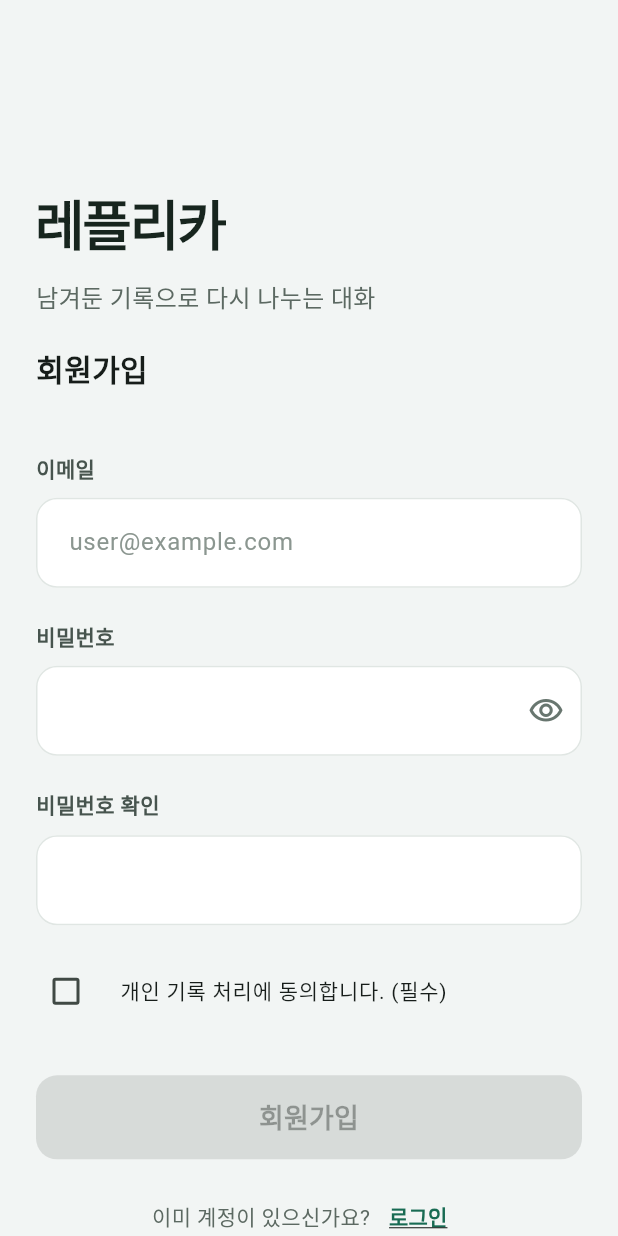
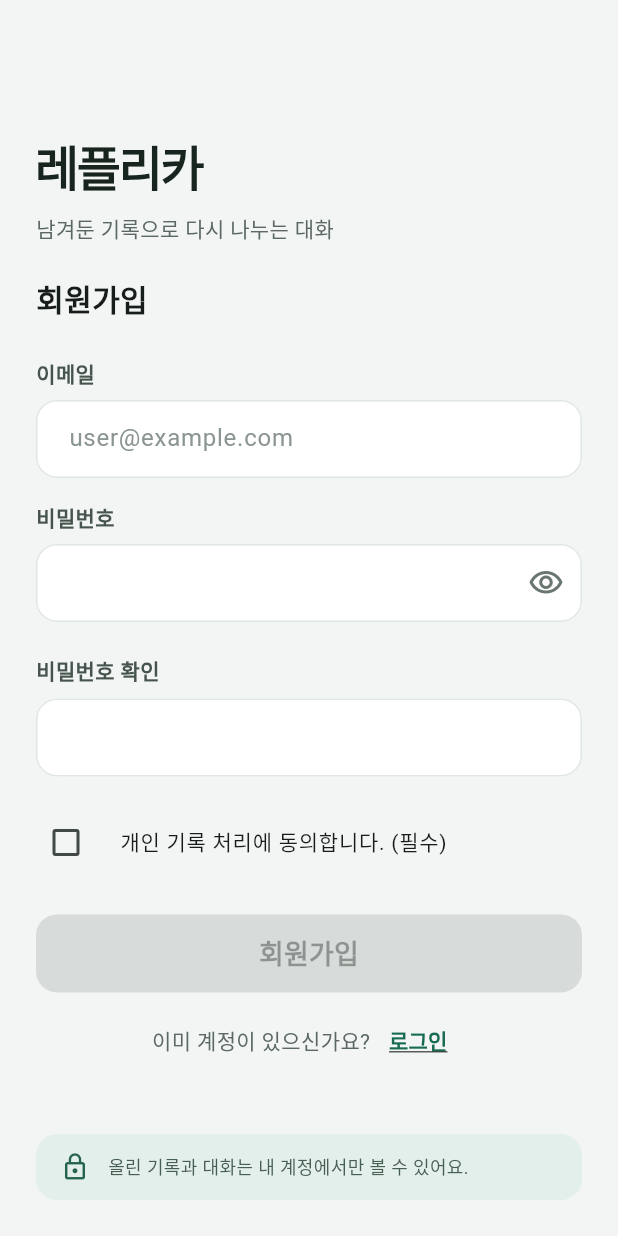
Before and after one commit to Aurelia-aurity/Replica, a Flutter app: the screen it shows after launch, after a tap on "회원가입", on a phone screen of 412 x 824 dp. Run offline on Flutter 3.47's test engine with Material 3 defaults, Android fonts, the phone set to English and light mode, and no system bars; our stand-ins replace supabase_flutter; accounts and stored records are empty.

Commit message:
fix: refine login screen spacing and remove preview help

```diff
--- a/mobile/lib/auth/auth_screen.dart
+++ b/mobile/lib/auth/auth_screen.dart
@@ -106,22 +106,6 @@ class _AuthScreenState extends State<AuthScreen> {
     }
   }
 
-  void _previewHelp() => showDialog<void>(
-    context: context,
-    builder: (context) => AlertDialog(
-      title: const Text('화면 미리보기'),
-      content: const Text(
-        '실제 인증·계정 생성·메일 발송·기록 저장은 하지 않습니다.\n\n시험 계정\npreview.a@example.com\npreview.b@example.com\n\n비밀번호: Replica123!',
-      ),
-      actions: [
-        TextButton(
-          onPressed: () => Navigator.of(context).pop(),
-          child: const Text('확인'),
-        ),
-      ],
-    ),
-  );
-
   InputDecoration _decoration({String? hint, Widget? suffix}) =>
       InputDecoration(
         hintText: hint,
@@ -130,7 +114,7 @@ class _AuthScreenState extends State<AuthScreen> {
         fillColor: Colors.white,
         contentPadding: const EdgeInsets.symmetric(
           horizontal: 18,
-          vertical: 18,
+          vertical: 14,
         ),
         suffixIcon: suffix,
         border: OutlineInputBorder(
@@ -149,7 +133,7 @@ class _AuthScreenState extends State<AuthScreen> {
       );
 
   Widget _label(String text) => Padding(
-    padding: const EdgeInsets.only(bottom: 10),
+    padding: const EdgeInsets.only(bottom: 8),
     child: Text(
       text,
       style: const TextStyle(
@@ -175,25 +159,25 @@ class _AuthScreenState extends State<AuthScreen> {
       child: LayoutBuilder(
         builder: (context, viewport) {
           final keyboardOpen = MediaQuery.viewInsetsOf(context).bottom > 0;
+          final compact = viewport.maxHeight < 720;
+          final padding = compact ? 16.0 : 24.0;
+          final gapUnit = compact ? 6.0 : 12.0;
           return Center(
             child: ConstrainedBox(
               constraints: const BoxConstraints(maxWidth: 440),
               child: SingleChildScrollView(
                 keyboardDismissBehavior:
                     ScrollViewKeyboardDismissBehavior.onDrag,
-                padding: const EdgeInsets.all(24),
+                padding: EdgeInsets.all(padding),
                 child: ConstrainedBox(
                   constraints: BoxConstraints(
-                    minHeight: (viewport.maxHeight - 48).clamp(
+                    minHeight: (viewport.maxHeight - padding * 2).clamp(
                       0,
                       double.infinity,
                     ),
                   ),
-                  child: Column(
-                    mainAxisAlignment: MainAxisAlignment.spaceBetween,
-                    crossAxisAlignment: CrossAxisAlignment.stretch,
-                    children: [
-                      Form(
+                  child: IntrinsicHeight(
+                    child: Form(
                       key: _form,
                       child: AutofillGroup(
                         child: Column(
@@ -201,23 +185,25 @@ class _AuthScreenState extends State<AuthScreen> {
                           children: [
                             SizedBox(
                               height: keyboardOpen
-                                    ? 12
-                                    : (viewport.maxHeight * .12).clamp(24, 110),
+                                  ? 8
+                                  : compact
+                                  ? 8
+                                  : (viewport.maxHeight * .08).clamp(16, 64),
                             ),
                             const Text(
                               '레플리카',
                               style: TextStyle(
-                                  fontSize: 36,
+                                fontSize: 32,
                                 fontWeight: FontWeight.w800,
                                 color: Color(0xFF17251E),
                                 letterSpacing: -1.5,
                               ),
                             ),
-                              const SizedBox(height: 12),
+                            const SizedBox(height: 8),
                             const Text(
                               '남겨둔 기록으로 다시 나누는 대화',
                               style: TextStyle(
-                                  fontSize: 16,
+                                fontSize: 14,
                                 height: 1.5,
                                 color: Color(0xFF5C6962),
                               ),
@@ -232,7 +218,8 @@ class _AuthScreenState extends State<AuthScreen> {
                                 ),
                               ),
                             ],
-                              const SizedBox(height: 42),
+                            SizedBox(height: gapUnit * 2),
+                            const Spacer(flex: 2),
                             _label('이메일'),
                             TextFormField(
                               key: const ValueKey('auth-email'),
@@ -245,9 +232,7 @@ class _AuthScreenState extends State<AuthScreen> {
                               autovalidateMode:
                                   AutovalidateMode.onUserInteraction,
                               forceErrorText: _emailServerError,
-                                decoration: _decoration(
-                                  hint: 'user@example.com',
-                                ),
+                              decoration: _decoration(hint: 'user@example.com'),
                               onChanged: (_) => setState(() {
                                 _emailServerError = null;
                                 _error = null;
@@ -269,7 +254,7 @@ class _AuthScreenState extends State<AuthScreen> {
                                   child: const Text('로그인으로 전환'),
                                 ),
                               ),
-                              const SizedBox(height: 22),
+                            const SizedBox(height: 16),
                             _label('비밀번호'),
                             TextFormField(
                               key: const ValueKey('auth-password'),
@@ -365,9 +350,7 @@ class _AuthScreenState extends State<AuthScreen> {
                                 child: Text(
                                   error,
                                   style: TextStyle(
-                                      color: Theme.of(context)
-                                          .colorScheme
-                                          .error,
+                                    color: Theme.of(context).colorScheme.error,
                                     height: 1.5,
                                   ),
                                 ),
@@ -393,14 +376,14 @@ class _AuthScreenState extends State<AuthScreen> {
                               const SizedBox(height: 18),
                               const Text('인증 서비스 연결을 준비 중이에요.'),
                             ],
-                              const SizedBox(height: 28),
+                            const SizedBox(height: 20),
                             FilledButton(
                               key: const ValueKey('auth-submit'),
                               onPressed: _canSubmit ? _submit : null,
                               style: FilledButton.styleFrom(
                                 backgroundColor: replicaGreen,
                                 foregroundColor: Colors.white,
-                                  minimumSize: const Size.fromHeight(56),
+                                minimumSize: const Size.fromHeight(52),
                                 shape: RoundedRectangleBorder(
                                   borderRadius: BorderRadius.circular(14),
                                 ),
@@ -422,7 +405,7 @@ class _AuthScreenState extends State<AuthScreen> {
                                       ),
                                     ),
                             ),
-                              const SizedBox(height: 14),
+                            const SizedBox(height: 8),
                             Wrap(
                               alignment: WrapAlignment.center,
                               crossAxisAlignment: WrapCrossAlignment.center,
@@ -446,30 +429,15 @@ class _AuthScreenState extends State<AuthScreen> {
                                 ),
                               ],
                             ),
-                              if (widget.service.isPreview)
-                                Center(
-                                  child: TextButton.icon(
-                                    onPressed: _busy ? null : _previewHelp,
-                                    icon: const Icon(
-                                      Icons.info_outline,
-                                      size: 16,
-                                    ),
-                                    label: const Text(
-                                      '미리보기 계정 안내',
-                                      style: TextStyle(fontSize: 12),
-                                    ),
-                                  ),
-                                ),
-                            ],
-                          ),
-                        ),
-                      ),
+                            SizedBox(height: gapUnit * 3),
+                            const Spacer(flex: 3),
                             Padding(
-                        padding: const EdgeInsets.only(top: 32),
+                              padding: EdgeInsets.zero,
                               child: Container(
+                                key: const ValueKey('auth-privacy'),
                                 padding: const EdgeInsets.symmetric(
                                   horizontal: 16,
-                            vertical: 18,
+                                  vertical: 12,
                                 ),
                                 decoration: BoxDecoration(
                                   color: const Color(0xFFE3EFEB),
@@ -502,6 +470,9 @@ class _AuthScreenState extends State<AuthScreen> {
                       ),
                     ),
                   ),
+                ),
+              ),
+            ),
           );
         },
       ),
```
Also changed, not shown: 3 other files. Lines whose indentation alone changed are shown as unchanged.
